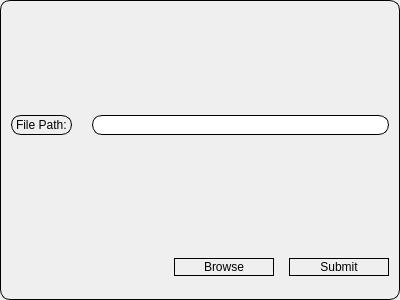
BibekTripathy/PlantCareApp, file ui/secondWindow.ui: the form before one commit.
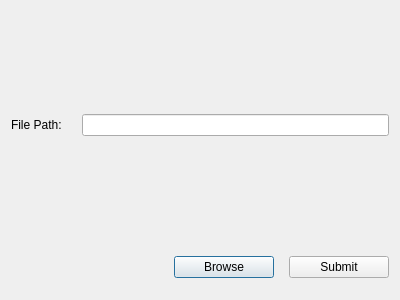
The form after the commit.

Patch:
```diff
--- a/ui/secondWindow.ui
+++ b/ui/secondWindow.ui
@@ -14,9 +14,7 @@
    <string>Dialog</string>
   </property>
   <property name="styleSheet">
-   <string notr="true">border: 1px solid #000000;
-border-radius: 10px;
-padding: 1px;</string>
+   <string notr="true"/>
   </property>
   <layout class="QVBoxLayout" name="verticalLayout">
    <item>
```
